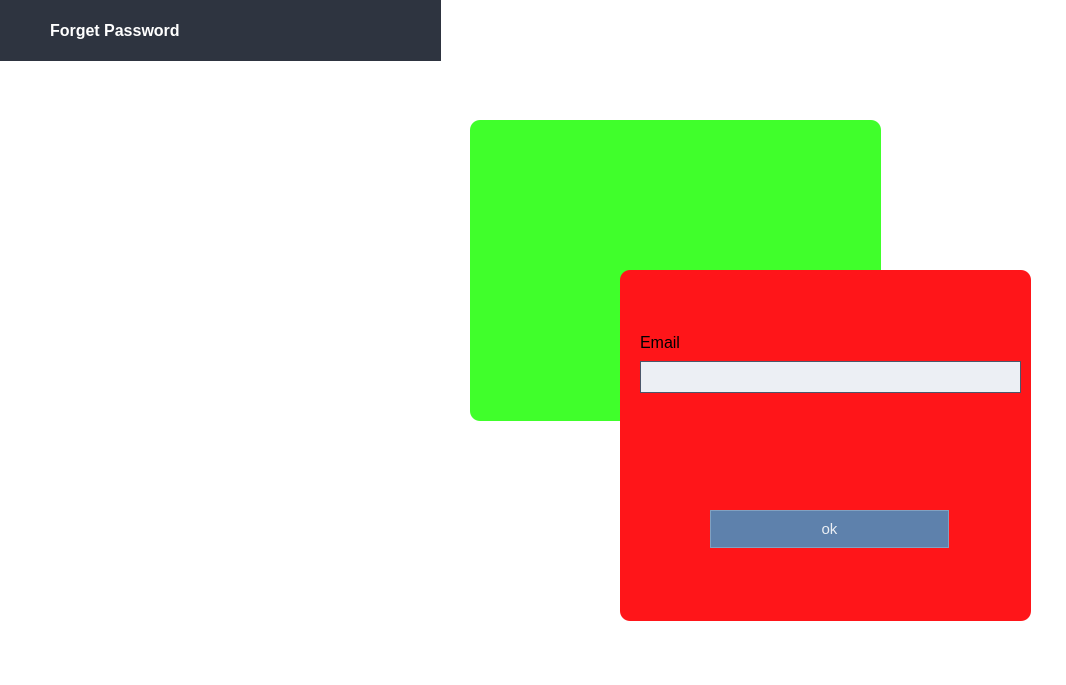
Before: the Qt Designer form School_System/ui/ForgotPasswordDialog.ui in KasperJack/School-Management-System, drawn with Qt 5.
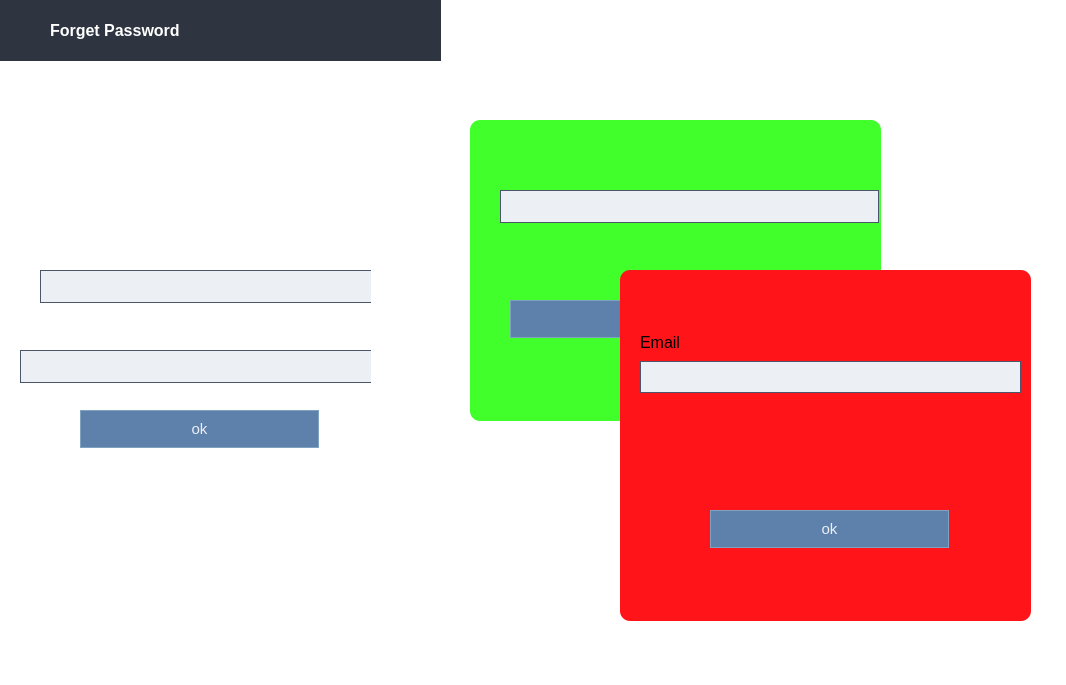
After: the same form once the commit is applied. Icons and pictures are not drawn.

Patch:
```diff
--- a/School_System/ui/ForgotPasswordDialog.ui
+++ b/School_System/ui/ForgotPasswordDialog.ui
@@ -240,6 +240,101 @@
    <property name="frameShadow">
     <enum>QFrame::Shadow::Raised</enum>
    </property>
+   <widget class="QLineEdit" name="email_field_2">
+    <property name="geometry">
+     <rect>
+      <x>30</x>
+      <y>70</y>
+      <width>379</width>
+      <height>33</height>
+     </rect>
+    </property>
+    <property name="styleSheet">
+     <string notr="true">/* Input Field */
+QLineEdit {
+    background-color: #eceff4; /* Light background */
+    color: #000000; /* Black text */
+    border: 1px solid #4C566A; /* Subtle gray-blue border */
+    border-radius: 0px; /* No rounded corners */
+    padding: 6px; /* Padding inside the field */
+    font-size: 14px; /* Standard font size */
+}
+
+/* Focused Input Field */
+QLineEdit:focus {
+    border: 1px solid #88C0D0; /* Light blue/teal border on focus */
+    background-color: #e1e9f2; /* Slightly lighter background on focus */
+}
+
+/* Placeholder Text */
+QLineEdit::placeholder {
+    color: #4C566A; /* Darker gray for placeholder text */
+}
+</string>
+    </property>
+   </widget>
+   <widget class="QPushButton" name="check_mail_button_3">
+    <property name="geometry">
+     <rect>
+      <x>40</x>
+      <y>180</y>
+      <width>239</width>
+      <height>38</height>
+     </rect>
+    </property>
+    <property name="minimumSize">
+     <size>
+      <width>86</width>
+      <height>38</height>
+     </size>
+    </property>
+    <property name="styleSheet">
+     <string notr="true">QPushButton {
+    background-color: #5E81AC; /* Nord Blue */
+    color: #ECEFF4; /* Light text */
+    border: 1px solid #81A1C1; /* Lighter blue border */
+    border-radius: 0px; /* No roundness */
+    padding: 6px 12px;
+    font-family: &quot;Segoe UI&quot;;
+    font-size: 15px;
+    min-width: 60px;
+    min-height: 24px;
+}
+
+/* Hover State */
+QPushButton:hover {
+    background-color: #81A1C1; /* Lighter Nord Blue */
+    border: 1px solid #88C0D0; /* Teal highlight */
+}
+
+/* Pressed State */
+QPushButton:pressed {
+    background-color: #4C566A; /* Darker Nord Blue */
+    border: 1px solid #8FBCBB; /* Teal accent */
+}
+
+/* Edit Button Specific Style */
+QPushButton#editButton {
+    background-color: #88C0D0; /* Soft Teal Blue */
+    color: #2E3440; /* Darker text for contrast */
+    border: 1px solid #8FBCBB; /* Teal border */
+}
+
+QPushButton#editButton:hover {
+    background-color: #8FBCBB; /* Slightly lighter teal */
+    border: 1px solid #81A1C1; /* Soft blue highlight */
+}
+
+QPushButton#editButton:pressed {
+    background-color: #5E81AC; /* Dark Nord Blue */
+    border: 1px solid #4C566A; /* Darker border */
+}
+</string>
+    </property>
+    <property name="text">
+     <string>ok</string>
+    </property>
+   </widget>
   </widget>
   <widget class="QFrame" name="frame_3">
    <property name="geometry">
@@ -256,6 +351,134 @@
    <property name="frameShadow">
     <enum>QFrame::Shadow::Raised</enum>
    </property>
+   <widget class="QLineEdit" name="email_field_3">
+    <property name="geometry">
+     <rect>
+      <x>20</x>
+      <y>200</y>
+      <width>379</width>
+      <height>33</height>
+     </rect>
+    </property>
+    <property name="styleSheet">
+     <string notr="true">/* Input Field */
+QLineEdit {
+    background-color: #eceff4; /* Light background */
+    color: #000000; /* Black text */
+    border: 1px solid #4C566A; /* Subtle gray-blue border */
+    border-radius: 0px; /* No rounded corners */
+    padding: 6px; /* Padding inside the field */
+    font-size: 14px; /* Standard font size */
+}
+
+/* Focused Input Field */
+QLineEdit:focus {
+    border: 1px solid #88C0D0; /* Light blue/teal border on focus */
+    background-color: #e1e9f2; /* Slightly lighter background on focus */
+}
+
+/* Placeholder Text */
+QLineEdit::placeholder {
+    color: #4C566A; /* Darker gray for placeholder text */
+}
+</string>
+    </property>
+   </widget>
+   <widget class="QLineEdit" name="email_field_4">
+    <property name="geometry">
+     <rect>
+      <x>0</x>
+      <y>280</y>
+      <width>379</width>
+      <height>33</height>
+     </rect>
+    </property>
+    <property name="styleSheet">
+     <string notr="true">/* Input Field */
+QLineEdit {
+    background-color: #eceff4; /* Light background */
+    color: #000000; /* Black text */
+    border: 1px solid #4C566A; /* Subtle gray-blue border */
+    border-radius: 0px; /* No rounded corners */
+    padding: 6px; /* Padding inside the field */
+    font-size: 14px; /* Standard font size */
+}
+
+/* Focused Input Field */
+QLineEdit:focus {
+    border: 1px solid #88C0D0; /* Light blue/teal border on focus */
+    background-color: #e1e9f2; /* Slightly lighter background on focus */
+}
+
+/* Placeholder Text */
+QLineEdit::placeholder {
+    color: #4C566A; /* Darker gray for placeholder text */
+}
+</string>
+    </property>
+   </widget>
+   <widget class="QPushButton" name="check_mail_button_2">
+    <property name="geometry">
+     <rect>
+      <x>60</x>
+      <y>340</y>
+      <width>239</width>
+      <height>38</height>
+     </rect>
+    </property>
+    <property name="minimumSize">
+     <size>
+      <width>86</width>
+      <height>38</height>
+     </size>
+    </property>
+    <property name="styleSheet">
+     <string notr="true">QPushButton {
+    background-color: #5E81AC; /* Nord Blue */
+    color: #ECEFF4; /* Light text */
+    border: 1px solid #81A1C1; /* Lighter blue border */
+    border-radius: 0px; /* No roundness */
+    padding: 6px 12px;
+    font-family: &quot;Segoe UI&quot;;
+    font-size: 15px;
+    min-width: 60px;
+    min-height: 24px;
+}
+
+/* Hover State */
+QPushButton:hover {
+    background-color: #81A1C1; /* Lighter Nord Blue */
+    border: 1px solid #88C0D0; /* Teal highlight */
+}
+
+/* Pressed State */
+QPushButton:pressed {
+    background-color: #4C566A; /* Darker Nord Blue */
+    border: 1px solid #8FBCBB; /* Teal accent */
+}
+
+/* Edit Button Specific Style */
+QPushButton#editButton {
+    background-color: #88C0D0; /* Soft Teal Blue */
+    color: #2E3440; /* Darker text for contrast */
+    border: 1px solid #8FBCBB; /* Teal border */
+}
+
+QPushButton#editButton:hover {
+    background-color: #8FBCBB; /* Slightly lighter teal */
+    border: 1px solid #81A1C1; /* Soft blue highlight */
+}
+
+QPushButton#editButton:pressed {
+    background-color: #5E81AC; /* Dark Nord Blue */
+    border: 1px solid #4C566A; /* Darker border */
+}
+</string>
+    </property>
+    <property name="text">
+     <string>ok</string>
+    </property>
+   </widget>
   </widget>
   <zorder>widget_2</zorder>
   <zorder>frame_3</zorder>
```
